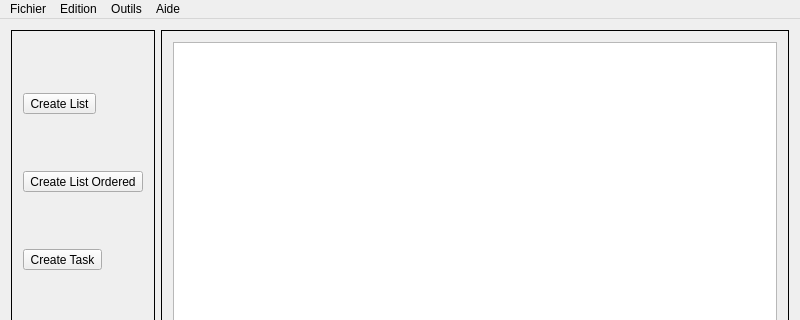
First picture: the form in UI/mainwindow.ui, repository guiguilalane/Taskinator, before the edit; both pictures show x 0 to 800 and y 0 to 320 of the 800 by 600 pixel window.
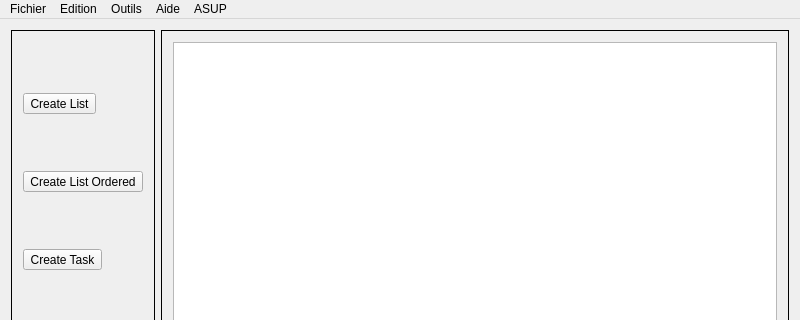
Second picture: the form after the edit. Icons and pictures are not drawn.

Diff of the .ui file:
```diff
--- a/UI/mainwindow.ui
+++ b/UI/mainwindow.ui
@@ -166,7 +166,7 @@
      <x>0</x>
      <y>0</y>
      <width>800</width>
-     <height>22</height>
+     <height>25</height>
     </rect>
    </property>
    <property name="sizePolicy">
@@ -246,10 +246,17 @@
     </property>
     <addaction name="actionAbout"/>
    </widget>
+   <widget class="QMenu" name="menuASUP">
+    <property name="title">
+     <string>ASUP</string>
+    </property>
+    <addaction name="actionPlop"/>
+   </widget>
    <addaction name="menuFichier"/>
    <addaction name="menuEdition"/>
    <addaction name="menuOutils"/>
    <addaction name="menuAide"/>
+   <addaction name="menuASUP"/>
   </widget>
   <widget class="QStatusBar" name="statusBar"/>
   <action name="actionNouveau">
```
Left out of the diff: 5 changed lines with no effect on the pictures.
